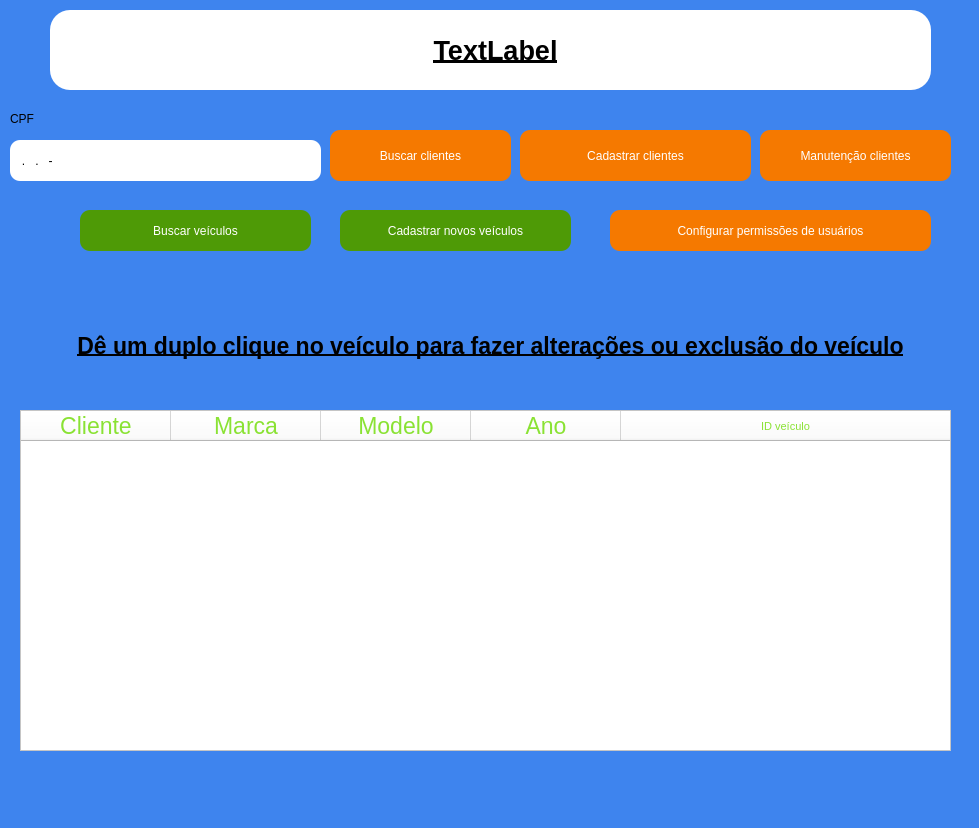
The window that buscar_veiculos_cpf.ui (JVwolfart/PROJETO-OFICINA) describes before a commit, drawn with Qt 5.
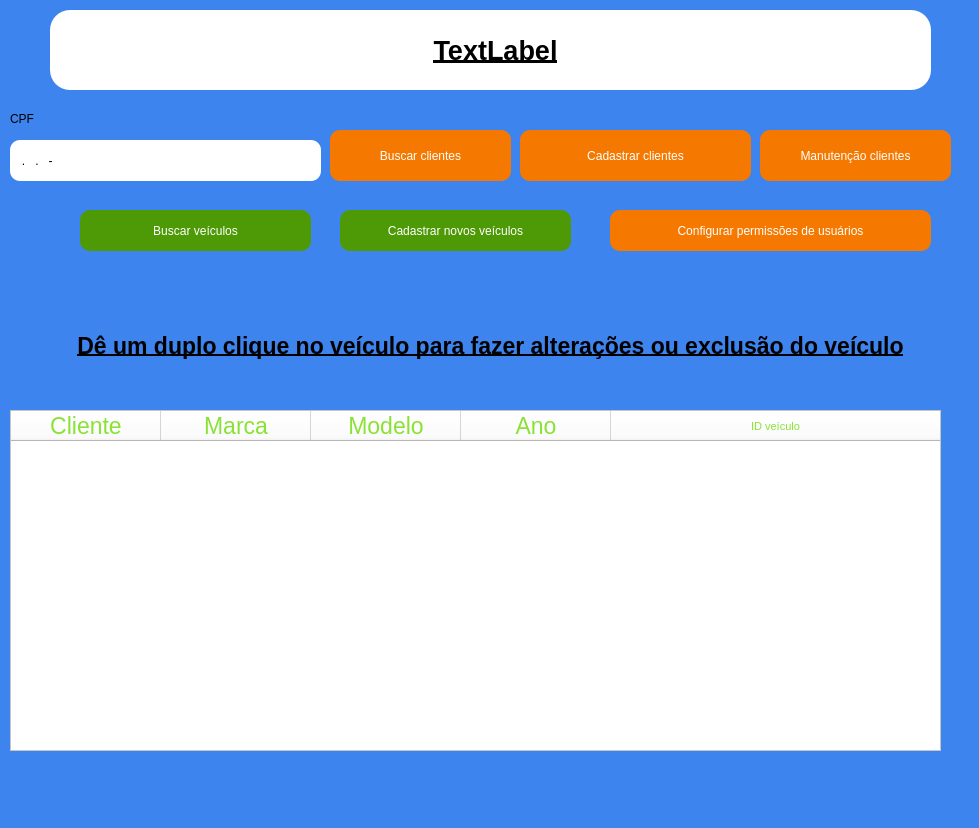
The same window after the commit.

What changed in the file:
```diff
--- a/buscar_veiculos_cpf.ui
+++ b/buscar_veiculos_cpf.ui
@@ -34,7 +34,7 @@
     </property>
     <property name="geometry">
      <rect>
-      <x>20</x>
+      <x>10</x>
       <y>410</y>
       <width>931</width>
       <height>341</height>
```
